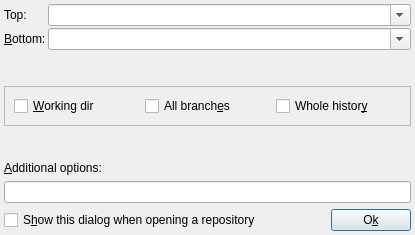
TeLLie/qgit-os2, file src/rangeselect.ui: the form before one commit.
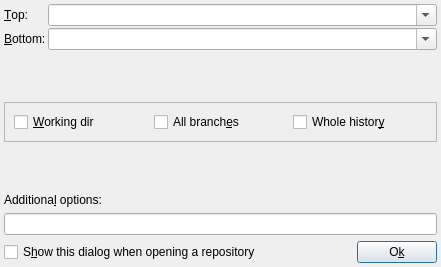
The form after the commit. Icons and pictures are not drawn.

```diff
--- a/src/rangeselect.ui
+++ b/src/rangeselect.ui
@@ -1,12 +1,12 @@
 <ui version="4.0" >
  <class>RangeSelectBase</class>
- <widget class="QDialog" name="RangeSelectBase" >
-  <property name="geometry" >
+ <widget class="QDialog" name="RangeSelectBase">
+  <property name="geometry">
    <rect>
     <x>0</x>
     <y>0</y>
-    <width>415</width>
-    <height>235</height>
+    <width>441</width>
+    <height>267</height>
    </rect>
   </property>
   <property name="windowTitle" >
@@ -65,16 +65,13 @@
        <property name="bottomMargin" >
         <number>0</number>
        </property>
-       <property name="horizontalSpacing" >
+       <property name="spacing">
         <number>2</number>
        </property>
-       <property name="verticalSpacing" >
-        <number>2</number>
-       </property>
-       <item row="1" column="1" >
-        <widget class="QComboBox" name="comboBoxFrom" >
-         <property name="sizePolicy" >
-          <sizepolicy vsizetype="Minimum" hsizetype="Expanding" >
+       <item row="1" column="1">
+        <widget class="QComboBox" name="comboBoxFrom">
+         <property name="sizePolicy">
+          <sizepolicy hsizetype="Expanding" vsizetype="Minimum">
            <horstretch>0</horstretch>
            <verstretch>0</verstretch>
           </sizepolicy>
@@ -90,10 +87,10 @@
          </property>
         </widget>
        </item>
-       <item row="0" column="0" >
-        <widget class="QLabel" name="textLabelTo" >
-         <property name="text" >
-          <string>Top:</string>
+       <item row="0" column="0">
+        <widget class="QLabel" name="textLabelTo">
+         <property name="text">
+          <string>&amp;Top:</string>
          </property>
          <property name="wordWrap" >
           <bool>false</bool>
@@ -279,8 +276,8 @@
            <verstretch>0</verstretch>
           </sizepolicy>
          </property>
-         <property name="text" >
-          <string>&amp;Additional options:</string>
+         <property name="text">
+          <string>Additiona&amp;l options:</string>
          </property>
          <property name="wordWrap" >
           <bool>false</bool>
@@ -382,7 +379,7 @@
    </item>
   </layout>
  </widget>
- <layoutdefault spacing="6" margin="11" />
+ <layoutdefault spacing="6" margin="11"/>
  <resources>
   <include location="icons.qrc" />
  </resources>
```
Left out of the diff: 267 changed lines with no effect on the pictures.
